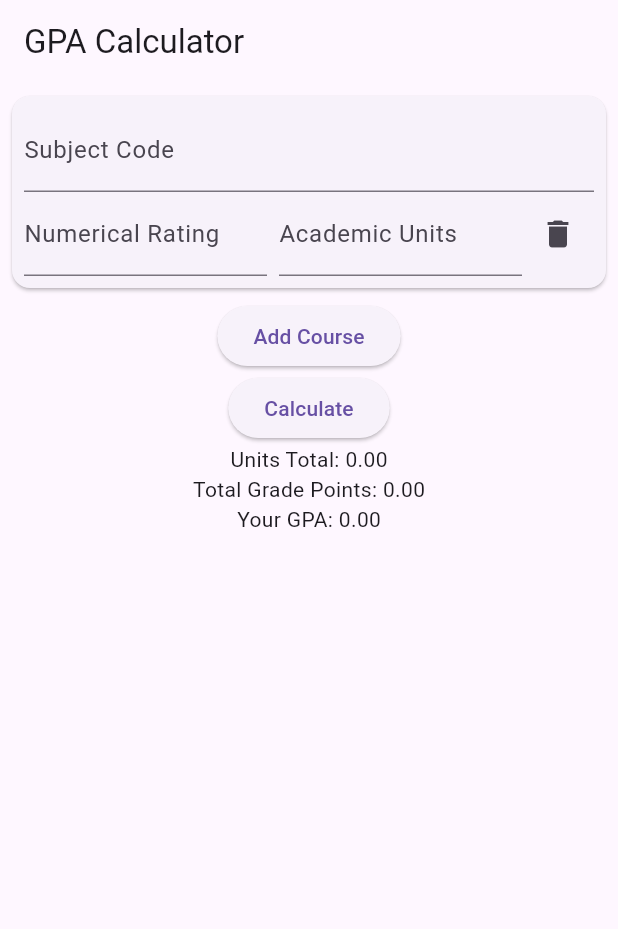
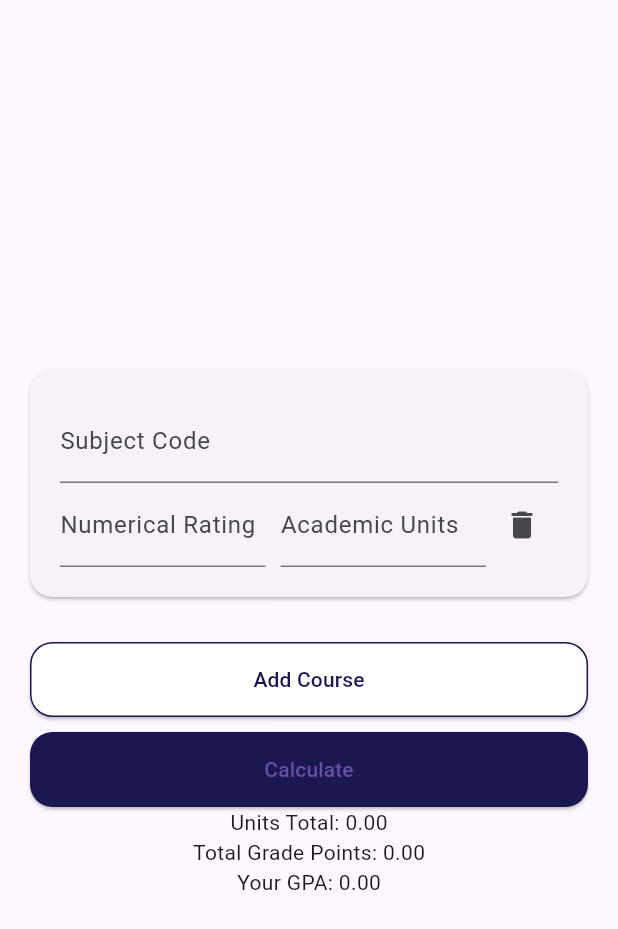
Before and after one commit to dridexmalware/ustp_gpa, a Flutter app: the screen it shows after launch, after a tap on "Add Course", on a phone screen of 412 x 824 dp. Shown: the top 929 px of the screen. Run offline on Flutter 3.47's test engine with Material 3 defaults, Android fonts, the phone set to English and light mode, and no system bars.

Commit message:
May01-v1

```diff
--- /dev/null
+++ b/lib/home.dart
@@ -0,0 +1,106 @@
+import 'package:flutter/material.dart';
+import 'package:gwa_calculator/main.dart';
+import 'package:gwa_calculator/input.dart';
+
+class Home extends StatefulWidget {
+  const Home({Key? key}) : super(key: key);
+
+  @override
+  _HomeState createState() => _HomeState();
+}
+
+class _HomeState extends State<Home> {
+  List<Course> courses = [];
+
+  void _addCourse() {
+    setState(() {
+      courses.add(Course());
+    });
+  }
+
+  void _removeCourse(int index) {
+    setState(() {
+      courses.removeAt(index);
+    });
+  }
+
+  double _calculateTotalUnits() {
+    return courses.fold(0.0, (sum, course) => sum + course.units);
+  }
+
+  double _calculateTotalGradePoints() {
+    return courses.fold(0.0, (total, course) => total + (course.numericalRating * course.units));
+  }
+
+  double _calculateGPA() {
+    double totalUnits = _calculateTotalUnits();
+    double totalPoints = _calculateTotalGradePoints();
+    return totalUnits > 0 ? totalPoints / totalUnits : 0.0;
+  }
+
+  @override
+  Widget build(BuildContext context) {
+    return Scaffold(
+      body: SafeArea(
+        child: Center(
+          child: SingleChildScrollView(
+            child: Column(
+              mainAxisAlignment: MainAxisAlignment.center,
+              children: <Widget>[
+                if (courses.isEmpty)
+                  Padding(
+                    padding: const EdgeInsets.only(top: 50.0, bottom: 20.0),
+                    child: Image.asset('assets/ustp.png', height: 150),
+                  ),
+                ...courses.map((course) {
+                  int index = courses.indexOf(course);
+                  return CourseInput(
+                    key: ValueKey(course.id),
+                    course: course,
+                    onRemoved: () => _removeCourse(index),
+                  );
+                }).toList(),
+                Padding(
+                  padding: const EdgeInsets.symmetric(horizontal: 20.0, vertical: 10),
+                  child: ElevatedButton(
+                    onPressed: _addCourse,
+                    child: const Text('Add Course', style: TextStyle(color: Color(0xFF1A1751))),
+                    style: ElevatedButton.styleFrom(
+                      primary: Colors.white,
+                      onPrimary: Color(0xFF1A1751),
+                      side: BorderSide(color: Color(0xFF1A1751), width: 1),
+                      minimumSize: Size(double.infinity, 50),
+                      shape: RoundedRectangleBorder(
+                        borderRadius: BorderRadius.circular(15),
+                      ),
+                    ),
+                  ),
+                ),
+                if (courses.isNotEmpty)
+                  Padding(
+                    padding: const EdgeInsets.symmetric(horizontal: 20.0),
+                    child: ElevatedButton(
+                      onPressed: () => setState(() {}),
+                      child: const Text('Calculate'),
+                      style: ElevatedButton.styleFrom(
+                        primary: Color(0xFF1A1751),
+                        minimumSize: Size(double.infinity, 50),
+                        shape: RoundedRectangleBorder(
+                          borderRadius: BorderRadius.circular(15),
+                        ),
+                      ),
+                    ),
+                  ),
+                if (courses.isNotEmpty) ...[
+                  Text('Units Total: ${_calculateTotalUnits().toStringAsFixed(2)}'),
+                  Text('Total Grade Points: ${_calculateTotalGradePoints().toStringAsFixed(2)}'),
+                  Text('Your GPA: ${_calculateGPA().toStringAsFixed(2)}'),
+                ]
+              ],
+            ),
+          ),
+        ),
+      ),
+    );
+  }
+}
--- /dev/null
+++ b/lib/input.dart
@@ -0,0 +1,67 @@
+import 'package:flutter/material.dart';
+import '../main.dart';
+
+class CourseInput extends StatefulWidget {
+  final Course course;
+  final OnRemoved onRemoved;
+
+  const CourseInput({Key? key, required this.course, required this.onRemoved}) : super(key: key);
+
+
+  @override
+  _CourseInputState createState() => _CourseInputState();
+}
+
+class _CourseInputState extends State<CourseInput> {
+  @override
+  Widget build(BuildContext context) {
+    return Card(
+      margin: const EdgeInsets.all(20.0),
+      shape: RoundedRectangleBorder(
+        borderRadius: BorderRadius.circular(15),
+      ),
+      child: Padding(
+        padding: const EdgeInsets.all(20.0),
+        child: Column(
+          children: <Widget>[
+            TextField(
+              decoration: const InputDecoration(labelText: 'Subject Code'),
+              onChanged: (value) => setState(() {}),
+            ),
+            Row(
+              children: <Widget>[
+                Expanded(
+                  child: TextField(
+                    decoration: const InputDecoration(labelText: 'Numerical Rating'),
+                    keyboardType: const TextInputType.numberWithOptions(decimal: true),
+                    onChanged: (value) {
+                      setState(() {
+                        widget.course.numericalRating = double.tryParse(value) ?? 0.0;
+                      });
+                    },
+                  ),
+                ),
+                const SizedBox(width: 10),
+                Expanded(
+                  child: TextField(
+                    decoration: const InputDecoration(labelText: 'Academic Units'),
+                    keyboardType: const TextInputType.numberWithOptions(decimal: true),
+                    onChanged: (value) {
+                      setState(() {
+                        widget.course.units = double.tryParse(value) ?? 0.0;
+                      });
+                    },
+                  ),
+                ),
+                IconButton(
+                  icon: const Icon(Icons.delete),
+                  onPressed: widget.onRemoved,
+                ),
+              ],
+            ),
+          ],
+        ),
+      ),
+    );
+  }
+}
--- a/lib/main.dart
+++ b/lib/main.dart
@@ -1,87 +1,21 @@
 import 'package:flutter/material.dart';
+import 'package:gwa_calculator/splash_screen.dart';
 
-void main() => runApp(GPACalculatorApp());
+void main() => runApp(const GPACalculatorApp());
 
 class GPACalculatorApp extends StatelessWidget {
+  const GPACalculatorApp({super.key});
+
   @override
   Widget build(BuildContext context) {
     return MaterialApp(
       title: 'GPA Calculator',
+      debugShowCheckedModeBanner: false,
       theme: ThemeData(
         primarySwatch: Colors.blue,
         visualDensity: VisualDensity.adaptivePlatformDensity,
       ),
-      home: GPACalculatorPage(),
-    );
-  }
-}
-
-class GPACalculatorPage extends StatefulWidget {
-  @override
-  _GPACalculatorPageState createState() => _GPACalculatorPageState();
-}
-
-class _GPACalculatorPageState extends State<GPACalculatorPage> {
-  List<Course> courses = [];
-
-  void _addCourse() {
-    setState(() {
-      courses.add(Course());
-    });
-  }
-
-  void _removeCourse(int index) {
-    setState(() {
-      courses.removeAt(index);
-    });
-  }
-
-  double _calculateTotalUnits() {
-    return courses.fold(0.0, (sum, course) => sum + course.units);
-  }
-
-  double _calculateTotalGradePoints() {
-    return courses.fold(0.0, (sum, course) => sum + (course.numericalRating * course.units));
-  }
-
-  double _calculateGPA() {
-    double totalUnits = _calculateTotalUnits();
-    return totalUnits > 0 ? _calculateTotalGradePoints() / totalUnits : 0.0;
-  }
-
-  @override
-  Widget build(BuildContext context) {
-    return Scaffold(
-      appBar: AppBar(title: Text('GPA Calculator')),
-      body: SingleChildScrollView(
-        child: Column(
-          children: <Widget>[
-            ...courses.map((course) {
-              int index = courses.indexOf(course);
-              return CourseInput(
-                key: ValueKey(course.id),
-                course: course,
-                onRemoved: () => _removeCourse(index),
-              );
-            }).toList(),
-            ElevatedButton(
-              onPressed: _addCourse,
-              child: Text('Add Course'),
-            ),
-            ElevatedButton(
-              onPressed: () {
-                setState(() {}); // Trigger re-calculation
-              },
-              child: Text('Calculate'),
-            ),
-            if (courses.isNotEmpty) ...[
-              Text('Units Total: ${_calculateTotalUnits().toStringAsFixed(2)}'),
-              Text('Total Grade Points: ${_calculateTotalGradePoints().toStringAsFixed(2)}'),
-              Text('Your GPA: ${_calculateGPA().toStringAsFixed(2)}'),
-            ]
-          ],
-        ),
-      ),
+      home: const SplashScreen(),
     );
   }
 }
@@ -93,65 +27,3 @@ class Course {
 }
 
 typedef OnRemoved = void Function();
-
-class CourseInput extends StatefulWidget {
-  final Course course;
-  final OnRemoved onRemoved;
-
-  CourseInput({Key? key, required this.course, required this.onRemoved}) : super(key: key);
-
-
-  @override
-  _CourseInputState createState() => _CourseInputState();
-}
-
-class _CourseInputState extends State<CourseInput> {
-  @override
-  Widget build(BuildContext context) {
-    return Card(
-      margin: EdgeInsets.all(8.0),
-      child: Padding(
-        padding: const EdgeInsets.all(8.0),
-        child: Column(
-          children: <Widget>[
-            TextField(
-              decoration: InputDecoration(labelText: 'Subject Code'),
-              onChanged: (value) => setState(() {}),
-            ),
-            Row(
-              children: <Widget>[
-                Expanded(
-                  child: TextField(
-                    decoration: InputDecoration(labelText: 'Numerical Rating'),
-                    keyboardType: TextInputType.numberWithOptions(decimal: true),
-                    onChanged: (value) {
-                      setState(() {
-                        widget.course.numericalRating = double.tryParse(value) ?? 0.0;
-                      });
-                    },
-                  ),
-                ),
-                SizedBox(width: 8),
-                Expanded(
-                  child: TextField(
-                    decoration: InputDecoration(labelText: 'Academic Units'),
-                    keyboardType: TextInputType.numberWithOptions(decimal: true),
-                    onChanged: (value) {
-                      setState(() {
-                        widget.course.units = double.tryParse(value) ?? 0.0;
-                      });
-                    },
-                  ),
-                ),
-                IconButton(
-                  icon: Icon(Icons.delete),
-                  onPressed: widget.onRemoved,
-                ),
-              ],
-            ),
-          ],
-        ),
-      ),
-    );
-  }
-}
--- /dev/null
+++ b/lib/splash_screen.dart
@@ -0,0 +1,30 @@
+import 'package:flutter/material.dart';
+import 'dart:async';
+import 'package:gwa_calculator/home.dart';
+
+class SplashScreen extends StatefulWidget {
+  const SplashScreen({Key? key}) : super(key: key);
+
+  @override
+  _SplashScreenState createState() => _SplashScreenState();
+}
+
+class _SplashScreenState extends State<SplashScreen> {
+  @override
+  void initState() {
+    super.initState();
+    Timer(const Duration(seconds: 3), () {
+      Navigator.pushReplacement(context, MaterialPageRoute(builder: (context) => const Home()));
+    });
+  }
+
+  @override
+  Widget build(BuildContext context) {
+    return Scaffold(
+      backgroundColor: Colors.white,
+      body: Center(
+        child: Image.asset('assets/ustp.png'),
+      ),
+    );
+  }
+}
```
Also changed, not shown: pubspec.yaml (+3 -72 lines), 1 other file.
